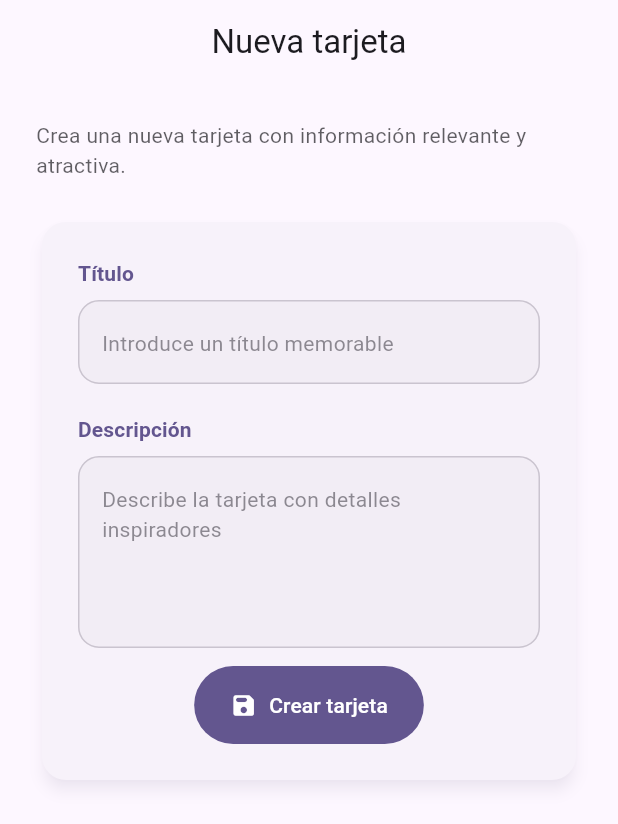
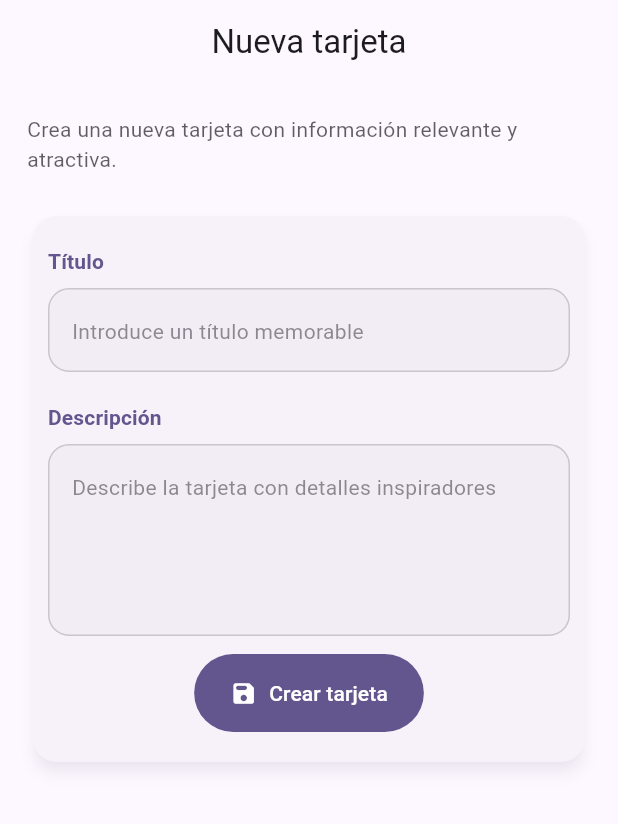
Before and after one commit to dotor-pragma/flutter-phase-one, a Flutter app: the FormScreen screen opened by its route, on a phone screen of 412 x 824 dp. Shown: the top 824 px of the screen. Run offline on Flutter 3.47's test engine with Material 3 defaults, Android fonts, the light colour scheme and no system bars; our stand-ins replace go_router.

Commit message:
style: adjust form screen padding for better spacing and layout

```diff
--- a/lib/presentation/screens/form_screen.dart
+++ b/lib/presentation/screens/form_screen.dart
@@ -154,7 +154,7 @@ class _FormScreenState extends State<FormScreen> {
       ),
       body: SafeArea(
         child: SingleChildScrollView(
-          padding: const EdgeInsets.all(24),
+          padding: const EdgeInsets.symmetric(horizontal: 18, vertical: 20),
           child: Column(
             crossAxisAlignment: CrossAxisAlignment.start,
             children: [
@@ -174,7 +174,10 @@ class _FormScreenState extends State<FormScreen> {
                 ),
                 shadowColor: theme.colorScheme.primary.withValues(alpha: 0.15),
                 child: Padding(
-                  padding: const EdgeInsets.all(24),
+                  padding: const EdgeInsets.symmetric(
+                    horizontal: 10,
+                    vertical: 20,
+                  ),
                   child: Form(
                     key: _formKey,
                     autovalidateMode: _autovalidateMode,
```
